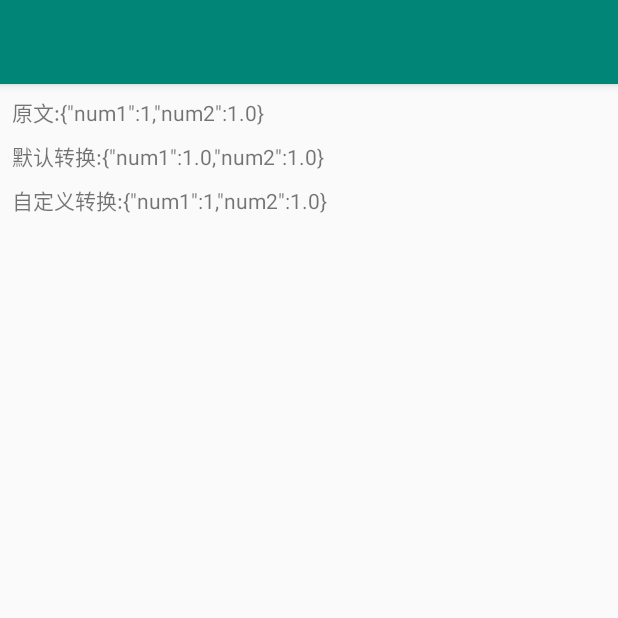
After one commit to GCZeng/Demo, an Android app: the GsonTransformActivity screen opened directly, with no data from a screen before it, on a phone screen of 412 x 824 dp, the top half of it. The commit adds this screen. Run offline under Robolectric (Android 15) with nearby library versions, the phone set to English and light mode, and no system bars; our stand-ins replace ButterKnife, RxJava; libraries missing offline, so code that uses them is left out: com.orhanobut.logger; 1 statement that could not run was skipped.

Commit message:
1. 添加Gson json转换Map (int自动转换为double问题解决方案)

```diff
--- a/app/src/main/AndroidManifest.xml
+++ b/app/src/main/AndroidManifest.xml
@@ -3,13 +3,13 @@
     package="zgc.org.demo">
 
     <application
+        android:name=".app.APP"
         android:allowBackup="true"
         android:icon="@mipmap/ic_launcher"
         android:label="@string/app_name"
         android:roundIcon="@mipmap/ic_launcher_round"
         android:supportsRtl="true"
-        android:theme="@style/AppTheme"
-        android:name=".app.APP">
+        android:theme="@style/AppTheme">
         <activity android:name=".activity.MainActivity">
             <intent-filter>
                 <action android:name="android.intent.action.MAIN" />
@@ -18,6 +18,7 @@
             </intent-filter>
         </activity>
         <activity android:name=".activity.TabLayoutActivity" />
+        <activity android:name=".activity.GsonTransformActivity" />
     </application>
 
 </manifest>
--- /dev/null
+++ b/app/src/main/java/zgc/org/demo/activity/GsonTransformActivity.java
@@ -0,0 +1,88 @@
+package zgc.org.demo.activity;
+
+import android.widget.TextView;
+
+import com.google.gson.Gson;
+import com.google.gson.GsonBuilder;
+import com.google.gson.JsonDeserializationContext;
+import com.google.gson.JsonDeserializer;
+import com.google.gson.JsonElement;
+import com.google.gson.JsonObject;
+import com.google.gson.JsonParseException;
+import com.google.gson.reflect.TypeToken;
+
+import java.lang.reflect.Type;
+import java.util.HashMap;
+import java.util.Map;
+import java.util.Set;
+import java.util.TreeMap;
+
+import butterknife.BindView;
+import zgc.org.demo.R;
+import zgc.org.demo.activity.base.BaseActivity;
+import zgc.org.demo.util.LogUtil;
+
+/**
+ * Author:Nick
+ * Time2018/7/9 15:35
+ * Description
+ */
+public class GsonTransformActivity extends BaseActivity {
+    @BindView(R.id.tv_source)
+    TextView tvSource;
+    @BindView(R.id.tv_default)
+    TextView tvDefault;
+    @BindView(R.id.tv_custom)
+    TextView tvCustom;
+
+    private final String json = "{\"num1\":1,\"num2\":1.0}";
+
+    @Override
+    protected int provideContentViewId() {
+        return R.layout.activity_gson_transform;
+    }
+
+    @Override
+    protected void initView() {
+        setTitle(getIntent().getStringExtra("title"));
+        tvSource.setText(String.format(getString(R.string.gson_map_source), json));
+        //默认转换
+        Gson gson = new Gson();
+        TreeMap<String, Object> map = gson.fromJson(json, new TypeToken<TreeMap<String, Object>>() {
+        }.getType());
+        LogUtil.d(map.get("num1") + "\n" + map.get("num2"));
+        tvDefault.setText(String.format(getString(R.string.gson_map_transform_default), gson.toJson(map, new TypeToken<HashMap<String, Object>>() {
+        }.getType())));
+
+        Gson gson2 = new GsonBuilder()
+                .registerTypeAdapter(
+                        new TypeToken<TreeMap<String, Object>>() {
+                        }.getType(),
+                        new JsonDeserializer<TreeMap<String, Object>>() {
+                            @Override
+                            public TreeMap<String, Object> deserialize(
+                                    JsonElement json, Type typeOfT,
+                                    JsonDeserializationContext context) throws JsonParseException {
+
+                                TreeMap<String, Object> hashMap = new TreeMap<>();
+                                JsonObject jsonObject = json.getAsJsonObject();
+                                Set<Map.Entry<String, JsonElement>> entrySet = jsonObject.entrySet();
+                                for (Map.Entry<String, JsonElement> entry : entrySet) {
+                                    hashMap.put(entry.getKey(), entry.getValue());
+                                }
+                                return hashMap;
+                            }
+                        }).create();
+        TreeMap<String, Object> map2 = gson2.fromJson(json, new TypeToken<TreeMap<String, Object>>() {
+        }.getType());
+        LogUtil.d(map2.get("num1") + "\n" + map2.get("num2"));
+        tvCustom.setText(String.format(getString(R.string.gson_map_transform_custom), gson2.toJson(map2, new TypeToken<HashMap<String, Object>>() {
+        }.getType())));
+    }
+
+    @Override
+    public void initData() {
+
+    }
+
+}
--- a/app/src/main/java/zgc/org/demo/app/APP.java
+++ b/app/src/main/java/zgc/org/demo/app/APP.java
@@ -2,6 +2,8 @@ package zgc.org.demo.app;
 
 import android.app.Application;
 import android.content.Context;
+
+import zgc.org.demo.util.LogUtil;
 
 /**
  * Author:Nick
@@ -15,5 +17,7 @@ public class APP extends Application {
     public void onCreate() {
         super.onCreate();
         sContext = this;
+
+        LogUtil.init();
     }
 }
--- /dev/null
+++ b/app/src/main/res/layout/activity_gson_transform.xml
@@ -0,0 +1,28 @@
+<?xml version="1.0" encoding="utf-8"?>
+<LinearLayout xmlns:android="http://schemas.android.com/apk/res/android"
+    android:layout_width="match_parent"
+    android:layout_height="match_parent"
+    android:orientation="vertical"
+    android:padding="@dimen/dp_10">
+
+    <TextView
+        android:id="@+id/tv_source"
+        android:layout_width="match_parent"
+        android:layout_height="wrap_content"
+        android:text="@string/gson_map_source" />
+
+    <TextView
+        android:id="@+id/tv_default"
+        android:layout_width="match_parent"
+        android:layout_height="wrap_content"
+        android:layout_marginTop="@dimen/dp_10"
+        android:text="@string/gson_map_transform_default" />
+
+    <TextView
+        android:id="@+id/tv_custom"
+        android:layout_width="match_parent"
+        android:layout_height="wrap_content"
+        android:layout_marginTop="@dimen/dp_10"
+        android:text="@string/gson_map_transform_custom" />
+
+</LinearLayout>
--- a/app/src/main/res/layout/activity_main.xml
+++ b/app/src/main/res/layout/activity_main.xml
@@ -1,6 +1,5 @@
 <?xml version="1.0" encoding="utf-8"?>
 <android.support.constraint.ConstraintLayout xmlns:android="http://schemas.android.com/apk/res/android"
-    xmlns:app="http://schemas.android.com/apk/res-auto"
     xmlns:tools="http://schemas.android.com/tools"
     android:layout_width="match_parent"
     android:layout_height="match_parent"
--- a/app/src/main/res/layout/rv_menu_list_item.xml
+++ b/app/src/main/res/layout/rv_menu_list_item.xml
@@ -2,7 +2,8 @@
 <android.support.constraint.ConstraintLayout xmlns:android="http://schemas.android.com/apk/res/android"
     xmlns:tools="http://schemas.android.com/tools"
     android:layout_width="match_parent"
-    android:layout_height="match_parent">
+    android:layout_height="wrap_content"
+    android:background="@android:color/white">
 
     <TextView
         android:id="@+id/tv_title"
--- a/app/src/main/res/values/arrays.xml
+++ b/app/src/main/res/values/arrays.xml
@@ -2,6 +2,7 @@
 <resources>
     <string-array name="menu">
         <item>@string/tab_layout_under_line</item>
+        <item>@string/gson_map_transform</item>
     </string-array>
 
     <string-array name="tab_layout_menu">
--- a/app/src/main/res/values/strings.xml
+++ b/app/src/main/res/values/strings.xml
@@ -1,4 +1,8 @@
 <resources>
     <string name="app_name">Demo</string>
     <string name="tab_layout_under_line">TabLayout下划线</string>
+    <string name="gson_map_transform">Gson(Map转换int变double问题)</string>
+    <string name="gson_map_source">原文:%s</string>
+    <string name="gson_map_transform_default">默认转换:%s</string>
+    <string name="gson_map_transform_custom">自定义转换:%s</string>
 </resources>
```
Also changed, not shown: app/build.gradle (+4 -5 lines), app/src/main/java/zgc/org/demo/activity/MainActivity.java (+11 -1 lines), app/src/main/java/zgc/org/demo/adapter/decoration/CustomItemDecoration.java (added, +26 -0 lines), app/src/main/java/zgc/org/demo/util/LogUtil.java (added, +110 -0 lines).
